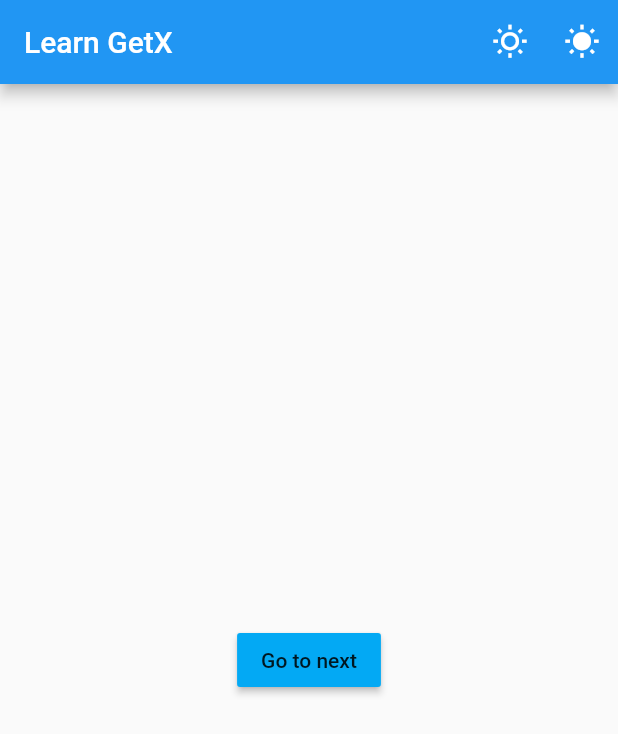
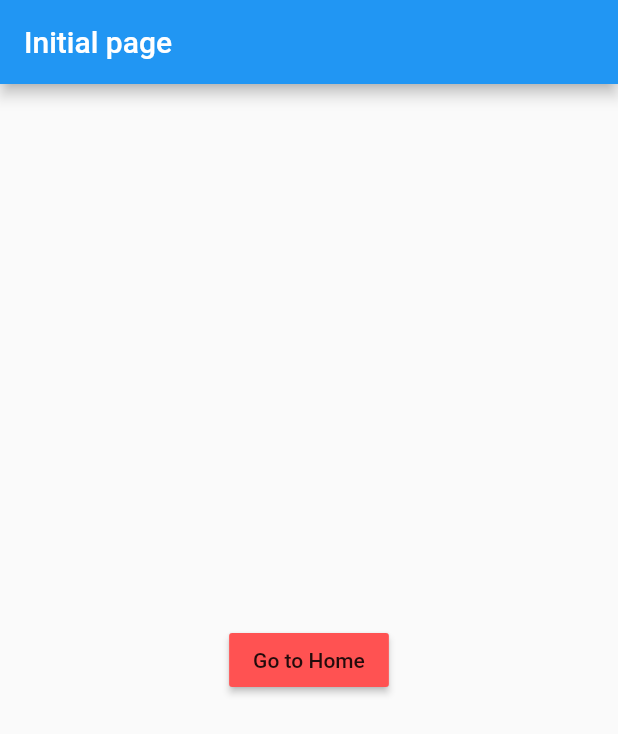
Before and after one commit to shaunhossain/Learn-GetX, a Flutter app: the screen it shows after launch, on a phone screen of 412 x 824 dp. Shown: the top 734 px of the screen. Run offline on Flutter 3.47's test engine with Material 2 defaults, Android fonts, the phone set to English and light mode, and no system bars; our stand-ins replace get.

Commit message:
Learn GetX toName route

```diff
--- a/lib/main.dart
+++ b/lib/main.dart
@@ -1,6 +1,7 @@
 import 'package:flutter/material.dart';
-import 'package:get/get_navigation/src/root/get_material_app.dart';
+import 'package:get/get.dart';
 import 'package:learn_getx/view/my_home_page.dart';
+import 'package:learn_getx/view/next_page.dart';
 
 void main() {
   runApp(const MyApp());
@@ -12,12 +13,36 @@ class MyApp extends StatelessWidget {
   // This widget is the root of your application.
   @override
   Widget build(BuildContext context) {
-    return const GetMaterialApp(
+    return GetMaterialApp(
       title: 'GetX Demo',
-      // theme: ThemeData(
-      //   primarySwatch: Colors.blue,
-      // ),
-      home: MyHomePage(title: 'Learn GetX'),
+      initialRoute: "/",
+      defaultTransition: Transition.zoom,
+      getPages: [
+        GetPage(name: "/", page: () => const MyApp()),
+        GetPage(
+            name: "/home",
+            page: () => const MyHomePage(title: "home"),
+            transition: Transition.leftToRight),
+        GetPage(
+            name: "/next-page/:someValue",
+            page: () => const NextPage(),
+            transition: Transition.leftToRight)
+      ],
+      home: Scaffold(
+        appBar: AppBar(title: const Text("Initial page"),),
+        body: Center(
+          child: FittedBox(
+            child: MaterialButton(
+              onPressed: () {
+                Get.toNamed("/home?channel=home&from=initial_route");
+              },
+              child: const Text("Go to Home"),
+              color: Colors.redAccent,
+
+            ),
+          )
+        ),
+      ),
     );
   }
 }
--- a/lib/view/my_home_page.dart
+++ b/lib/view/my_home_page.dart
@@ -1,6 +1,5 @@
 import 'package:flutter/material.dart';
 import 'package:get/get.dart';
-import 'package:learn_getx/view/next_page.dart';
 
 class MyHomePage extends StatefulWidget {
   const MyHomePage({Key? key, required this.title}) : super(key: key);
@@ -34,20 +33,15 @@ class _MyHomePageState extends State<MyHomePage> {
         child: Column(
           mainAxisAlignment: MainAxisAlignment.center,
           children: <Widget>[
+            Text("Current page ${Get.parameters["channel"]}"),
+            Text("previous page ${Get.parameters["from"]}"),
             MaterialButton(
               onPressed: () {
-                // Get.to(const NextPage(),
-                //     // fullscreenDialog: true,
-                //     transition: Transition.zoom,
-                //   duration: const Duration(microseconds: 4000),
-                //   curve: Curves.bounceInOut
-                //
-                // );
-                Get.off(const NextPage());
+                Get.toNamed("/next-page/12345");
               },
               child: const Text("Go to next"),
               color: Colors.lightBlue,
-            )
+            ),
           ],
         ),
       ), // This trailing comma makes auto-formatting nicer for build methods.
--- a/lib/view/next_page.dart
+++ b/lib/view/next_page.dart
@@ -21,6 +21,7 @@ class _NextPageState extends State<NextPage> {
         child: Column(
           mainAxisAlignment: MainAxisAlignment.center,
           children: <Widget>[
+            Text("Current page value ${Get.parameters["someValue"]}"),
             MaterialButton(
               onPressed: () {
                 Get.back();
```
